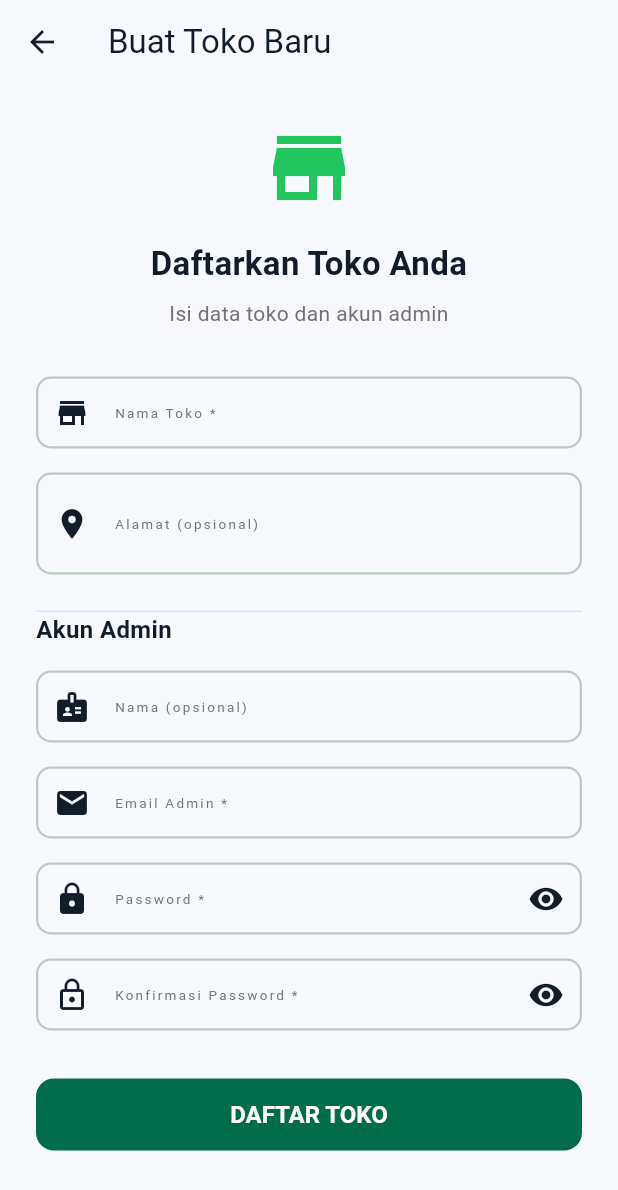
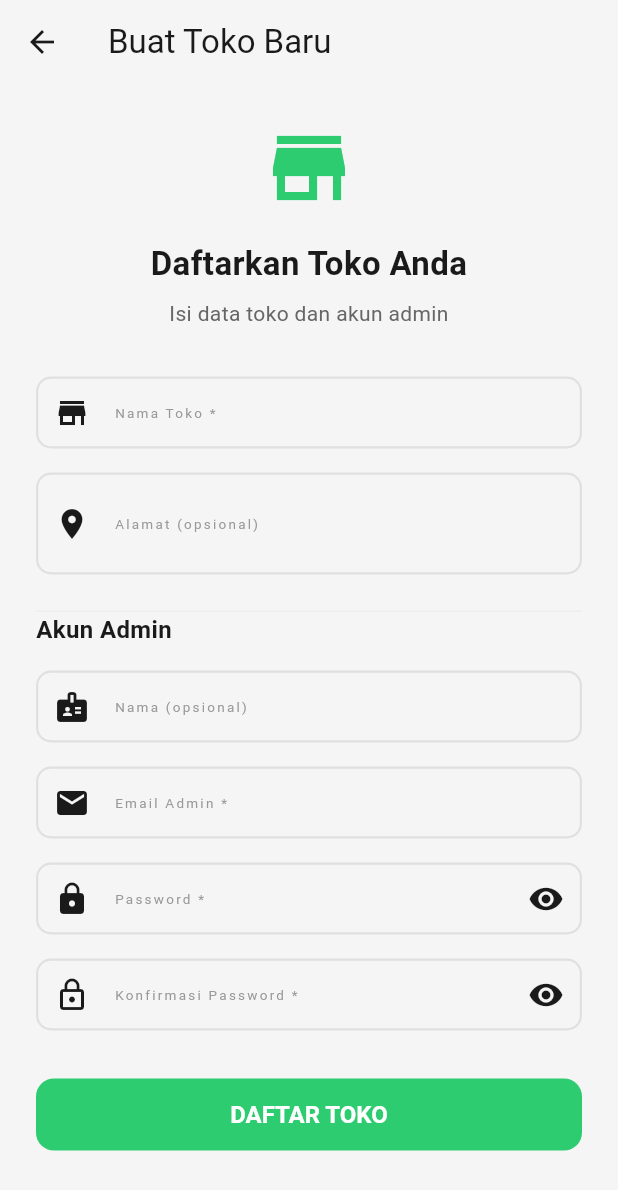
Before and after one commit to devtya/hend_kasir, a Flutter app: the screen it shows after launch, after a tap on "Buat Toko Baru", on a phone screen of 412 x 824 dp. Shown: the top 1190 px of the screen. Run offline on Flutter 3.47's test engine with Material 3 defaults, Android fonts, the phone set to English and light mode, and no system bars; our stand-ins replace connectivity_plus, device_info_plus, drift, equatable, flutter_bloc, flutter_blue_plus and 7 more; missing offline and left inert: excel, mobile_scanner; accounts and stored records are empty; generated files the repository leaves out were written again; network calls fail.

Commit message:
chore: bump to v1.4.4+20, mark Windows DISCONTINUED, update theme

```diff
--- a/lib/core/theme/app_theme.dart
+++ b/lib/core/theme/app_theme.dart
@@ -7,53 +7,47 @@ class AppTheme {
   // ═══════════════════════════════════════════════════════════════════
 
   // ── Neutral ──────────────────────────────────────────────────────
-  static const Color background = Color(0xFF0A0A0A);
-  static const Color surface = Color(0xFF141414);
-  static const Color border = Color(0xFF262626);
-  static const Color divider = Color(0xFF262626);
-  static const Color grey = Color(0xFF737373);
-  static const Color white = Color(0xFFF5F5F5); // Changed to off-white from spec
-  static const Color white06 = Color(0x0FFFFFFF);
-  static const Color white03 = Color(0x08FFFFFF);
-  static const Color white02 = Color(0x05FFFFFF);
+  static const Color background = Color(0xFF0D0D0D);
+  static const Color surface = Color(0xFF1E1E1E);
+  static const Color border = Color(0xFF2A2A2A);
+  static const Color divider = Color(0xFF333333);
+  static const Color grey = Color(0xFF666666);
+  static const Color white = Color(0xFFFFFFFF);
+  static const Color white06 = Color(0x0FFFFFFF); // white 6%
+  static const Color white03 = Color(0x08FFFFFF); // white 3%
+  static const Color white02 = Color(0x05FFFFFF); // white 2%
 
   // ── Primary (Green) ──────────────────────────────────────────────
-  static const Color primary = Color(0xFF22C55E);
-  static const Color onPrimary = Color(0xFF052E14); // Dark text on primary
-  static const Color primaryContainer = Color(0xFF14532D);
-  static const Color primaryContainerLight = Color(0xFF16A34A);
-  static const Color primarySoft = Color(0x1422C55E); // 8% opacity
-  static const Color primaryBorder = Color(0x2622C55E); // 15% opacity
+  static const Color primary = Color(0xFF2ECC71);
+  static const Color onPrimary = Color(0xFF0A2E17);
+  static const Color primaryContainer = Color(0xFF0F4C2A);
+  static const Color primaryContainerLight = Color(0xFF1A6B3A);
+  static const Color primarySoft = Color(0x1F2ECC71); // 12% opacity
+  static const Color primaryBorder = Color(0x33FFFFFF); // green border variant
 
   // ── Status ───────────────────────────────────────────────────────
-  static const Color error = Color(0xFFEF4444);
-  static const Color errorSoft = Color(0x1AEF4444); // 10% opacity
-  static const Color errorBorder = Color(0x33EF4444); // 20% opacity
-  static const Color warning = Color(0xFFF59E0B);
-  static const Color info = Color(0xFF3B82F6);
-  static const Color success = Color(0xFF22C55E);
+  static const Color error = Color(0xFFE74C3C);
+  static const Color errorSoft = Color(0x14E74C3C); // 8% opacity
+  static const Color errorBorder = Color(0x4DE74C3C); // 30% opacity
+  static const Color warning = Color(0xFFFF9800);
+  static const Color info = Color(0xFF3498DB);
+  static const Color success = Color(0xFF2ECC71);
 
   // ── Surface variants ─────────────────────────────────────────────
-  static const Color surfaceContainerLow = Color(0xFF0A0A0A);
-  static const Color surfaceInput = Color(0xFF1C1C1C);
+  static const Color surfaceContainerLow = Color(0xFF141414);
+  static const Color surfaceInput = Color(0xFF1E1E1E);
 
   // ═══════════════════════════════════════════════════════════════════
   //  LIGHT PALETTE — override untuk light theme
   // ═══════════════════════════════════════════════════════════════════
 
-  static const Color lightBackground = Color(0xFFF8F9FF);
+  static const Color lightBackground = Color(0xFFF5F5F5);
   static const Color lightSurface = Color(0xFFFFFFFF);
-  static const Color lightBorder = Color(0xFFBBCABF);
-  static const Color lightDivider = Color(0xFFD9E3F6);
-  static const Color lightGrey = Color(0xFF6C7A71);
-  static const Color lightText = Color(0xFF121C2A);
-  static const Color lightTextSecondary = Color(0xFF3C4A42);
-
-  // New Light Colors from Stitch Design
-  static const Color lightPrimary = Color(0xFF006C49);
-  static const Color lightPrimaryContainer = Color(0xFF10B981);
-  static const Color lightSecondaryContainer = Color(0xFFC3ECD7);
-  static const Color lightOnSecondaryContainer = Color(0xFF476C5B);
+  static const Color lightBorder = Color(0xFFE0E0E0);
+  static const Color lightDivider = Color(0xFFEEEEEE);
+  static const Color lightGrey = Color(0xFF999999);
+  static const Color lightText = Color(0xFF1A1A1A);
+  static const Color lightTextSecondary = Color(0xFF666666);
 
   // ═══════════════════════════════════════════════════════════════════
   //  BACKWARD-COMPATIBLE ALIASES
@@ -106,6 +100,7 @@ class AppTheme {
         elevation: 0,
         shape: RoundedRectangleBorder(
           borderRadius: BorderRadius.circular(14),
+          side: const BorderSide(color: border, width: 1.5),
         ),
       ),
 
@@ -217,13 +212,11 @@ class AppTheme {
       fontFamily: 'Roboto',
 
       colorScheme: const ColorScheme.light(
-        primary: lightPrimary,
+        primary: primary,
         onPrimary: Colors.white,
-        primaryContainer: lightPrimaryContainer,
-        secondary: lightPrimary,
+        primaryContainer: Color(0xFFD5F5E3),
+        secondary: primary,
         onSecondary: Colors.white,
-        secondaryContainer: lightSecondaryContainer,
-        onSecondaryContainer: lightOnSecondaryContainer,
         error: error,
         surface: lightSurface,
         onSurface: lightText,
@@ -242,6 +235,7 @@ class AppTheme {
         elevation: 0,
         shape: RoundedRectangleBorder(
           borderRadius: BorderRadius.circular(14),
+          side: const BorderSide(color: lightBorder, width: 1.5),
         ),
       ),
 
@@ -268,7 +262,7 @@ class AppTheme {
         ),
         focusedBorder: OutlineInputBorder(
           borderRadius: BorderRadius.circular(10),
-          borderSide: const BorderSide(color: lightPrimary, width: 1.5),
+          borderSide: const BorderSide(color: primary, width: 1.5),
         ),
         errorBorder: OutlineInputBorder(
           borderRadius: BorderRadius.circular(10),
@@ -282,7 +276,7 @@ class AppTheme {
 
       elevatedButtonTheme: ElevatedButtonThemeData(
         style: ElevatedButton.styleFrom(
-          backgroundColor: lightPrimary,
+          backgroundColor: primary,
           foregroundColor: Colors.white,
           elevation: 0,
           padding: const EdgeInsets.symmetric(vertical: 14),
@@ -306,18 +300,18 @@ class AppTheme {
       ),
 
       floatingActionButtonTheme: const FloatingActionButtonThemeData(
-        backgroundColor: lightPrimary,
+        backgroundColor: primary,
         foregroundColor: Colors.white,
       ),
 
       switchTheme: SwitchThemeData(
         thumbColor: WidgetStateProperty.resolveWith((states) {
-          if (states.contains(WidgetState.selected)) return lightPrimary;
+          if (states.contains(WidgetState.selected)) return primary;
           return Colors.grey;
         }),
         trackColor: WidgetStateProperty.resolveWith((states) {
           if (states.contains(WidgetState.selected)) {
-            return lightPrimary.withValues(alpha: 0.3);
+            return primary.withValues(alpha: 0.3);
           }
           return const Color(0xFFCCCCCC);
         }),
--- a/pubspec.yaml
+++ b/pubspec.yaml
@@ -1,7 +1,7 @@
 name: hend_kasir
 description: "Aplikasi Kasir Toko Sembako"
 publish_to: 'none'
-version: 1.4.3+19
+version: 1.4.4+20
 
 environment:
   sdk: ^3.11.5
```
Also changed, not shown: 4 other files.
